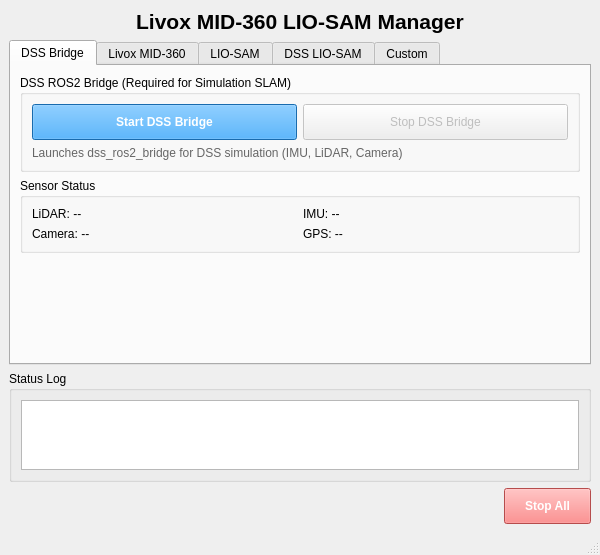
This is Tools/slam_launch_manager/slam_launch_manager/ui/slam_launch_manager.ui in kuks2309/DSS_ROS2_2026 as Qt 5 draws it before an edit. The edited form follows.
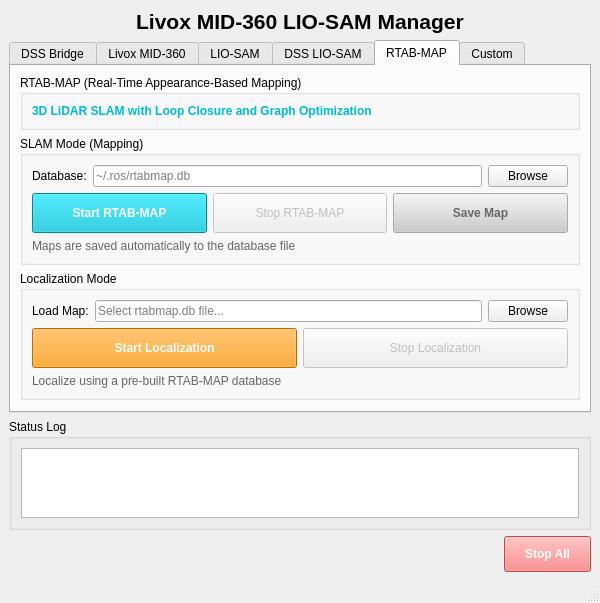
This is the edited form. The open tabs and pages were chosen to show the change.

Commit message:
Update RTAB-Map SLAM configuration and visualizer
- rtabmap_with_rviz.launch.py:
  - Remove madgwick filter (DSS IMU provides orientation directly)
  - Increase scan_range_max to 50m
  - Disable ground filtering (Grid/NormalsSegmentation: false)
  - Add Grid/CellSize: 0.05 for finer resolution

- visualize_rtabmap_db.py:
  - Add 4-view layout (3D, top-down, side, front)
  - Add Z-filtering (-1.5m ~ 4.0m) to remove noise
  - Increase max_points to 200000 for better visualization

🤖 Generated with [Claude Code](https://claude.com/claude-code)

```diff
--- a/Tools/slam_launch_manager/slam_launch_manager/ui/slam_launch_manager.ui
+++ b/Tools/slam_launch_manager/slam_launch_manager/ui/slam_launch_manager.ui
@@ -620,7 +620,285 @@
         </item>
        </layout>
       </widget>
-      <!-- Tab 4: Custom Launch -->
+      <!-- Tab 4: RTAB-MAP -->
+      <widget class="QWidget" name="tabRtabmap">
+       <attribute name="title">
+        <string>RTAB-MAP</string>
+       </attribute>
+       <layout class="QVBoxLayout" name="layoutRtabmap">
+        <item>
+         <widget class="QGroupBox" name="rtabmapInfoGroup">
+          <property name="title">
+           <string>RTAB-MAP (Real-Time Appearance-Based Mapping)</string>
+          </property>
+          <layout class="QVBoxLayout" name="layoutRtabmapInfo">
+           <item>
+            <widget class="QLabel" name="lblRtabmapInfo">
+             <property name="text">
+              <string>3D LiDAR SLAM with Loop Closure and Graph Optimization</string>
+             </property>
+             <property name="styleSheet">
+              <string notr="true">color: #00BCD4; font-weight: bold;</string>
+             </property>
+            </widget>
+           </item>
+          </layout>
+         </widget>
+        </item>
+        <item>
+         <widget class="QGroupBox" name="rtabmapSlamGroup">
+          <property name="title">
+           <string>SLAM Mode (Mapping)</string>
+          </property>
+          <layout class="QVBoxLayout" name="layoutRtabmapSlamMain">
+           <item>
+            <layout class="QHBoxLayout" name="layoutRtabmapDbPath">
+             <item>
+              <widget class="QLabel" name="lblRtabmapDb">
+               <property name="text">
+                <string>Database:</string>
+               </property>
+              </widget>
+             </item>
+             <item>
+              <widget class="QLineEdit" name="txtRtabmapDbPath">
+               <property name="placeholderText">
+                <string>~/.ros/rtabmap.db</string>
+               </property>
+              </widget>
+             </item>
+             <item>
+              <widget class="QPushButton" name="btnBrowseRtabmapDb">
+               <property name="minimumSize">
+                <size>
+                 <width>80</width>
+                 <height>0</height>
+                </size>
+               </property>
+               <property name="text">
+                <string>Browse</string>
+               </property>
+              </widget>
+             </item>
+            </layout>
+           </item>
+           <item>
+            <layout class="QHBoxLayout" name="layoutRtabmapSlam">
+             <item>
+              <widget class="QPushButton" name="btnStartRtabmap">
+               <property name="minimumSize">
+                <size>
+                 <width>150</width>
+                 <height>40</height>
+                </size>
+               </property>
+               <property name="styleSheet">
+                <string notr="true">
+QPushButton {
+    background-color: #00BCD4;
+    color: white;
+    font-weight: bold;
+    padding: 10px;
+}
+QPushButton:disabled {
+    background-color: #cccccc;
+    color: #666666;
+}
+                </string>
+               </property>
+               <property name="text">
+                <string>Start RTAB-MAP</string>
+               </property>
+              </widget>
+             </item>
+             <item>
+              <widget class="QPushButton" name="btnStopRtabmap">
+               <property name="minimumSize">
+                <size>
+                 <width>150</width>
+                 <height>40</height>
+                </size>
+               </property>
+               <property name="enabled">
+                <bool>false</bool>
+               </property>
+               <property name="styleSheet">
+                <string notr="true">
+QPushButton {
+    padding: 10px;
+}
+                </string>
+               </property>
+               <property name="text">
+                <string>Stop RTAB-MAP</string>
+               </property>
+              </widget>
+             </item>
+             <item>
+              <widget class="QPushButton" name="btnSaveRtabmapMap">
+               <property name="minimumSize">
+                <size>
+                 <width>150</width>
+                 <height>40</height>
+                </size>
+               </property>
+               <property name="enabled">
+                <bool>false</bool>
+               </property>
+               <property name="styleSheet">
+                <string notr="true">
+QPushButton {
+    background-color: #8BC34A;
+    color: white;
+    font-weight: bold;
+    padding: 10px;
+}
+QPushButton:disabled {
+    background-color: #cccccc;
+    color: #666666;
+}
+                </string>
+               </property>
+               <property name="text">
+                <string>Save Map</string>
+               </property>
+              </widget>
+             </item>
+            </layout>
+           </item>
+           <item>
+            <widget class="QLabel" name="lblRtabmapSlamInfo">
+             <property name="text">
+              <string>Maps are saved automatically to the database file</string>
+             </property>
+             <property name="styleSheet">
+              <string notr="true">color: #666666;</string>
+             </property>
+            </widget>
+           </item>
+          </layout>
+         </widget>
+        </item>
+        <item>
+         <widget class="QGroupBox" name="rtabmapLocGroup">
+          <property name="title">
+           <string>Localization Mode</string>
+          </property>
+          <layout class="QVBoxLayout" name="layoutRtabmapLocMain">
+           <item>
+            <layout class="QHBoxLayout" name="layoutRtabmapLocDbPath">
+             <item>
+              <widget class="QLabel" name="lblRtabmapLocDb">
+               <property name="text">
+                <string>Load Map:</string>
+               </property>
+              </widget>
+             </item>
+             <item>
+              <widget class="QLineEdit" name="txtRtabmapLocDbPath">
+               <property name="placeholderText">
+                <string>Select rtabmap.db file...</string>
+               </property>
+              </widget>
+             </item>
+             <item>
+              <widget class="QPushButton" name="btnBrowseRtabmapLocDb">
+               <property name="minimumSize">
+                <size>
+                 <width>80</width>
+                 <height>0</height>
+                </size>
+               </property>
+               <property name="text">
+                <string>Browse</string>
+               </property>
+              </widget>
+             </item>
+            </layout>
+           </item>
+           <item>
+            <layout class="QHBoxLayout" name="layoutRtabmapLoc">
+             <item>
+              <widget class="QPushButton" name="btnStartRtabmapLoc">
+               <property name="minimumSize">
+                <size>
+                 <width>150</width>
+                 <height>40</height>
+                </size>
+               </property>
+               <property name="styleSheet">
+                <string notr="true">
+QPushButton {
+    background-color: #FF9800;
+    color: white;
+    font-weight: bold;
+    padding: 10px;
+}
+QPushButton:disabled {
+    background-color: #cccccc;
+    color: #666666;
+}
+                </string>
+               </property>
+               <property name="text">
+                <string>Start Localization</string>
+               </property>
+              </widget>
+             </item>
+             <item>
+              <widget class="QPushButton" name="btnStopRtabmapLoc">
+               <property name="minimumSize">
+                <size>
+                 <width>150</width>
+                 <height>40</height>
+                </size>
+               </property>
+               <property name="enabled">
+                <bool>false</bool>
+               </property>
+               <property name="styleSheet">
+                <string notr="true">
+QPushButton {
+    padding: 10px;
+}
+                </string>
+               </property>
+               <property name="text">
+                <string>Stop Localization</string>
+               </property>
+              </widget>
+             </item>
+            </layout>
+           </item>
+           <item>
+            <widget class="QLabel" name="lblRtabmapLocInfo">
+             <property name="text">
+              <string>Localize using a pre-built RTAB-MAP database</string>
+             </property>
+             <property name="styleSheet">
+              <string notr="true">color: #666666;</string>
+             </property>
+            </widget>
+           </item>
+          </layout>
+         </widget>
+        </item>
+        <item>
+         <spacer name="verticalSpacerRtabmap">
+          <property name="orientation">
+           <enum>Qt::Vertical</enum>
+          </property>
+          <property name="sizeHint" stdset="0">
+           <size>
+            <width>20</width>
+            <height>40</height>
+           </size>
+          </property>
+         </spacer>
+        </item>
+       </layout>
+      </widget>
+      <!-- Tab 5: Custom Launch -->
       <widget class="QWidget" name="tabCustom">
        <attribute name="title">
         <string>Custom</string>
```
The commit also changes 16 other files.
